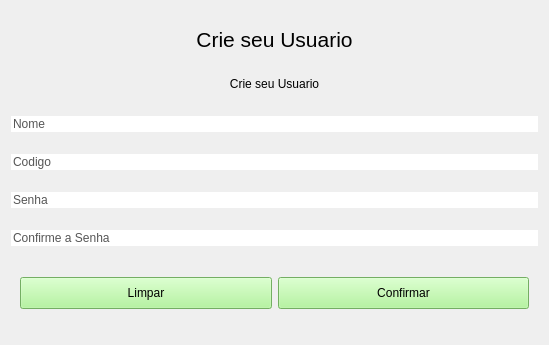
Before: the Qt Designer form VirtualWallet/src/vision/wnewuser.ui in joaovicentesouto/INE5417, drawn with Qt 5.
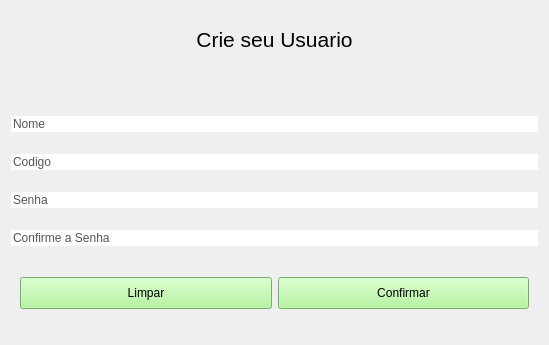
After: the same form once the commit is applied.

```diff
--- a/VirtualWallet/src/vision/wnewuser.ui
+++ b/VirtualWallet/src/vision/wnewuser.ui
@@ -59,7 +59,7 @@
 }</string>
      </property>
      <property name="text">
-      <string>Crie seu Usuario</string>
+      <string/>
      </property>
     </widget>
    </item>
```
